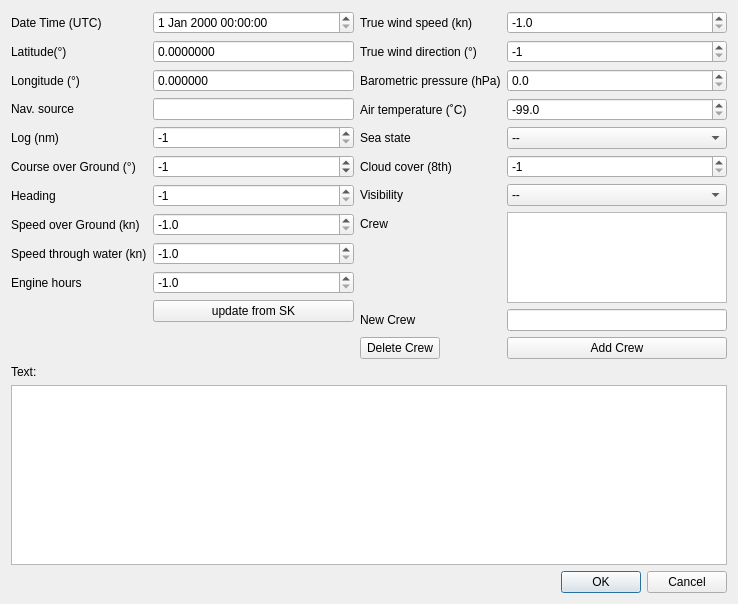
The window that src/ui/Dialog_edit.ui (rodegerdts/QPlogbook) describes before a commit, drawn with Qt 5.
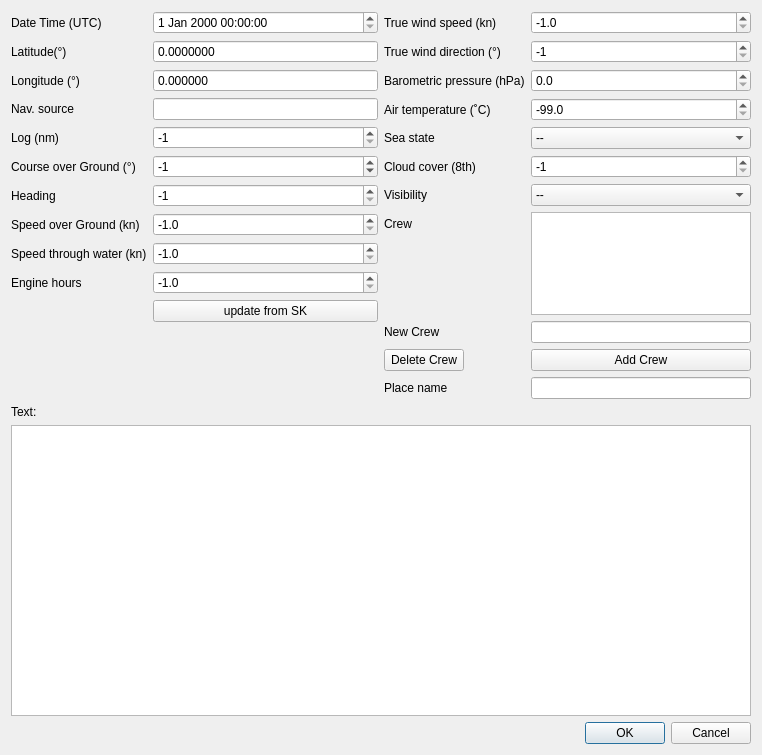
The same window after the commit.

What changed in the file:
```diff
--- a/src/ui/Dialog_edit.ui
+++ b/src/ui/Dialog_edit.ui
@@ -6,8 +6,8 @@
    <rect>
     <x>0</x>
     <y>0</y>
-    <width>738</width>
-    <height>604</height>
+    <width>762</width>
+    <height>755</height>
    </rect>
   </property>
   <property name="windowTitle">
@@ -571,6 +571,23 @@
          </property>
         </widget>
        </item>
+       <item row="11" column="0">
+        <widget class="QLabel" name="label_21">
+         <property name="text">
+          <string>Place name</string>
+         </property>
+        </widget>
+       </item>
+       <item row="11" column="1">
+        <widget class="QLineEdit" name="lineEdit_place">
+         <property name="minimumSize">
+          <size>
+           <width>220</width>
+           <height>0</height>
+          </size>
+         </property>
+        </widget>
+       </item>
       </layout>
      </item>
     </layout>
```
